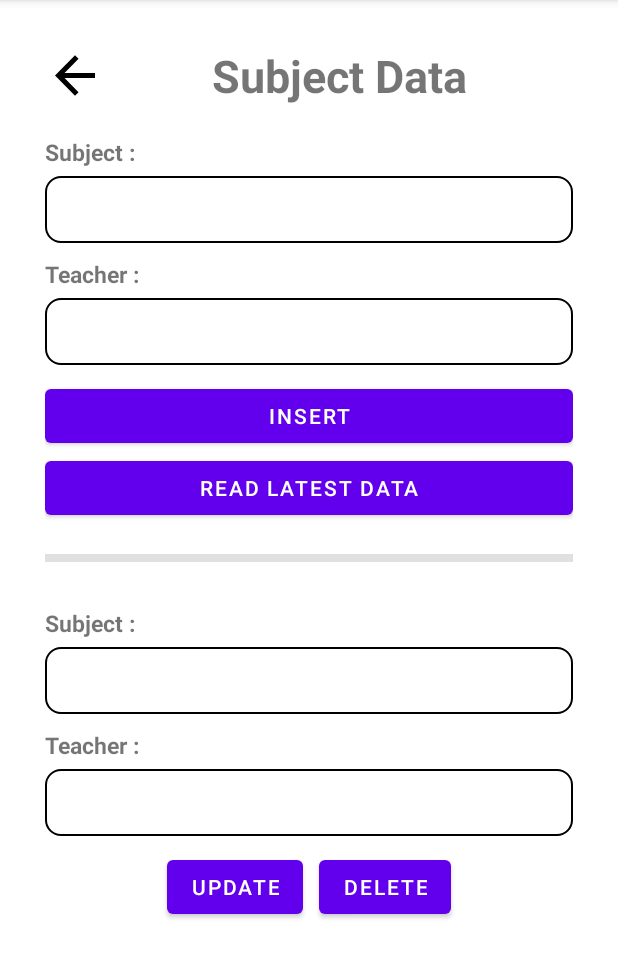
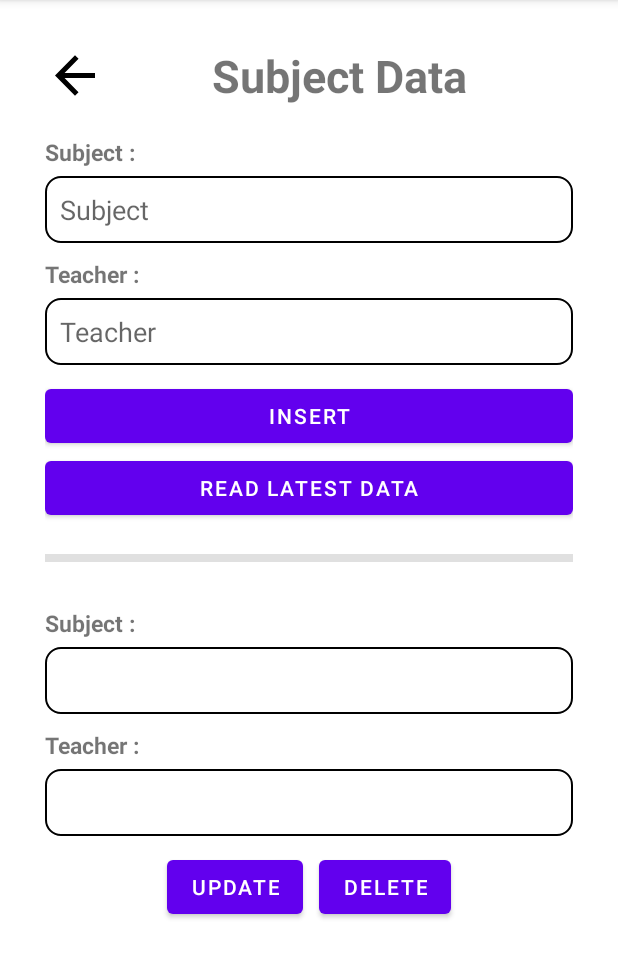
Before and after one commit to Luthfia39/FirebaseCrud, an Android app: the SubjectActivity screen opened directly, with no data from a screen before it, on a phone screen of 412 x 824 dp, the part 84-1062 px from its top. Run offline under Robolectric (Android 15) with nearby library versions, the phone set to English and light mode, and no system bars; our stand-ins replace Firebase (no records; nobody signed in at launch, a user with empty details on screens opened directly).

Commit message:
Fourth commit

```diff
--- a/app/src/main/res/layout/activity_student.xml
+++ b/app/src/main/res/layout/activity_student.xml
@@ -39,7 +39,8 @@
         android:layout_width="match_parent"
         android:layout_height="wrap_content"
         android:background="@drawable/border"
-        android:padding="10dp"/>
+        android:padding="10dp"
+        android:hint="Name"/>
     <TextView
         android:layout_width="match_parent"
         android:layout_height="wrap_content"
@@ -53,7 +54,8 @@
         android:layout_width="match_parent"
         android:layout_height="wrap_content"
         android:background="@drawable/border"
-        android:padding="10dp"/>
+        android:padding="10dp"
+        android:hint="Address"/>
     <Button
         android:id="@+id/btn_insert"
         android:layout_width="match_parent"
--- a/app/src/main/res/layout/activity_subject.xml
+++ b/app/src/main/res/layout/activity_subject.xml
@@ -40,7 +40,8 @@
         android:layout_width="match_parent"
         android:layout_height="wrap_content"
         android:background="@drawable/border"
-        android:padding="10dp"/>
+        android:padding="10dp"
+        android:hint="Subject"/>
     <TextView
         android:layout_width="match_parent"
         android:layout_height="wrap_content"
@@ -54,7 +55,8 @@
         android:layout_width="match_parent"
         android:layout_height="wrap_content"
         android:background="@drawable/border"
-        android:padding="10dp"/>
+        android:padding="10dp"
+        android:hint="Teacher"/>
     <Button
         android:id="@+id/btn_insert"
         android:layout_width="match_parent"
```
